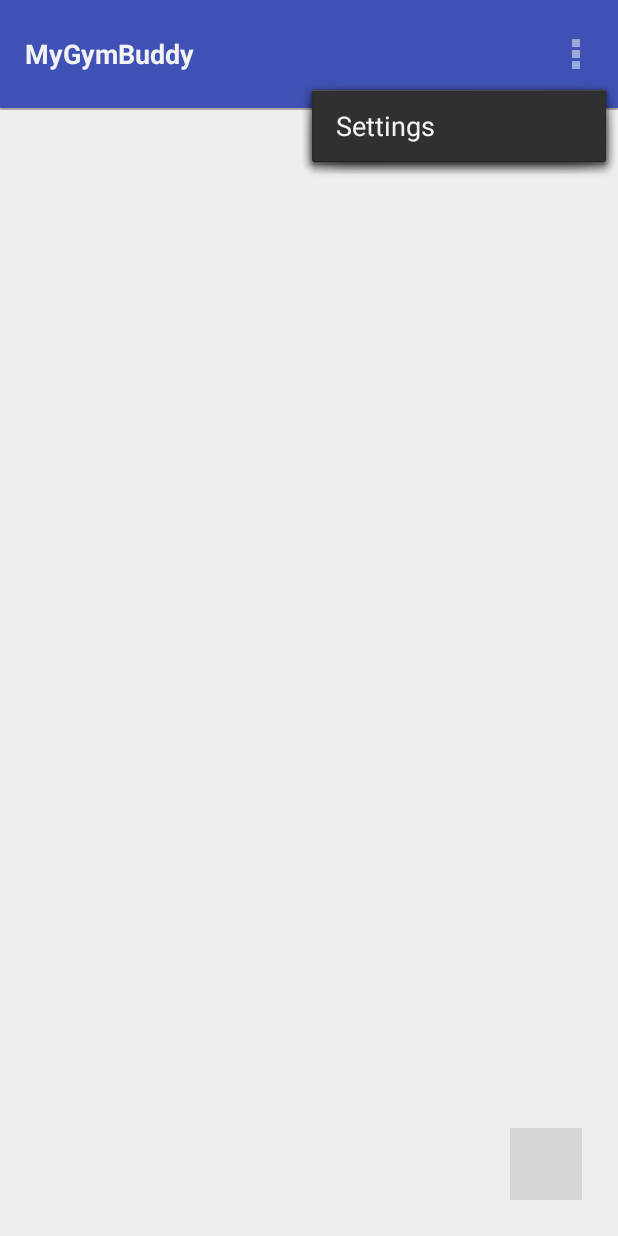
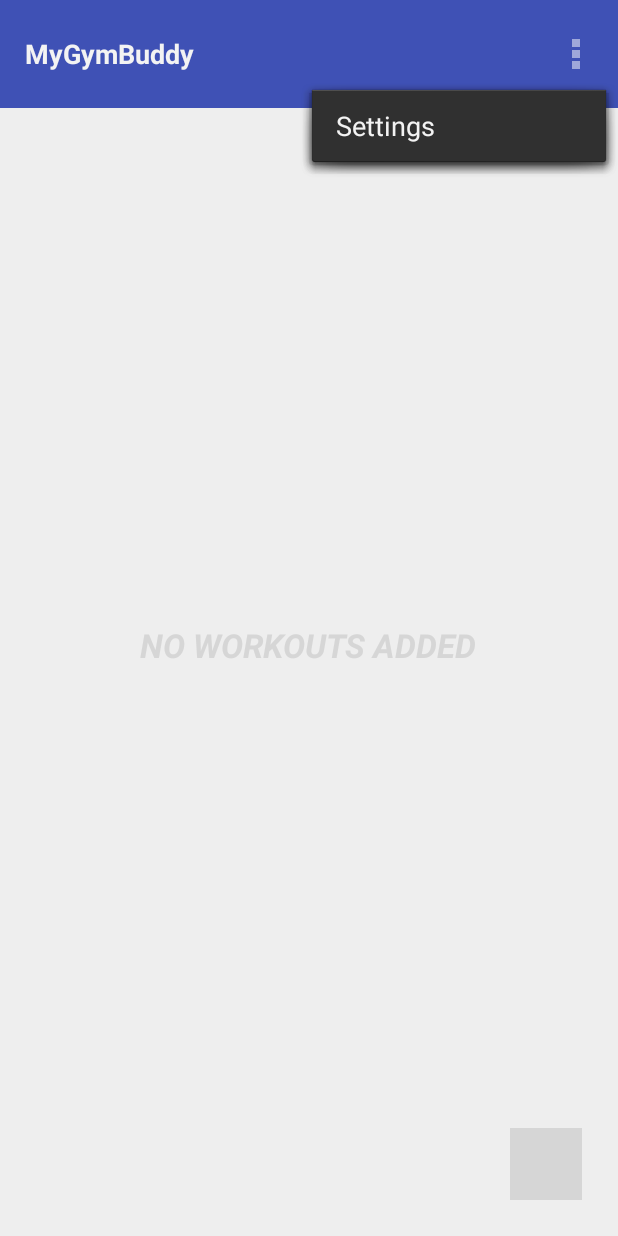
Before and after one commit to broskj/MyGymBuddy, an Android app: the screen it shows after launch (MainActivity), with the options menu open, on a phone screen of 412 x 824 dp. Run offline under Robolectric (Android 15) with nearby library versions, the phone set to English and light mode, and no system bars; grey boxes are pictures that could not be loaded.

Commit message:
edited colors and added black for easy use

```diff
--- a/app/src/main/res/drawable/circle_button.xml
+++ b/app/src/main/res/drawable/circle_button.xml
@@ -1,5 +1,5 @@
 <?xml version="1.0" encoding="utf-8"?>
 <shape xmlns:android="http://schemas.android.com/apk/res/android"
     android:shape="oval">
-    <solid android:color="@color/material_blue" />
+    <solid android:color="@color/material_orange" />
 </shape>
--- a/app/src/main/res/drawable/layer_list.xml
+++ b/app/src/main/res/drawable/layer_list.xml
@@ -3,16 +3,18 @@
     <item>
         <shape android:shape="rectangle">
             <solid android:color="@android:color/darker_gray" />
-            <corners android:radius="5dp" />
         </shape>
     </item>
     <item
-        android:right="1dp"
-        android:left="1dp"
-        android:bottom="2dp">
+        android:bottom="1dp"
+        android:right="1dp">
         <shape android:shape="rectangle">
-            <solid android:color="@android:color/white" />
-            <corners android:radius="5dp" />
+            <solid android:color="@color/material_orange" />
+        </shape>
+    </item>
+    <item android:left="4dp">
+        <shape android:shape="rectangle">
+            <solid android:color="@color/background_white" />
         </shape>
     </item>
 </layer-list>
--- a/app/src/main/res/layout/activity_main.xml
+++ b/app/src/main/res/layout/activity_main.xml
@@ -7,13 +7,20 @@
     <ListView
         android:id="@+id/lv_main"
         android:layout_width="fill_parent"
-        android:layout_height="wrap_content"
-        android:paddingLeft="1dp"
-        android:paddingRight="1dp"
-        android:paddingBottom="1dp"
-        android:background="@drawable/layer_list" />
+        android:layout_height="wrap_content" />
     <!--        android:divider="@color/material_blue"
             android:dividerHeight="1.0sp" /> -->
+
+    <TextView
+        android:layout_width="wrap_content"
+        android:paddingBottom="36dp"
+        android:layout_height="wrap_content"
+        android:id="@+id/lv_empty_workouts"
+        android:textSize="@dimen/abc_text_size_large_material"
+        android:textStyle="bold|italic"
+        android:text="@string/tv_empty_workouts"
+        android:alpha=".5"
+        android:layout_centerInParent="true" />
 
     <ImageButton
         android:onClick="onAddButtonClick"
--- a/app/src/main/res/menu/popup_menu.xml
+++ b/app/src/main/res/menu/popup_menu.xml
@@ -2,7 +2,7 @@
 
     <item
         android:id="@+id/action_edit"
-        android:title="Edit"
+        android:title="Rename"
         android:orderInCategory="100" />
     <item
         android:id="@+id/action_delete"
--- a/app/src/main/res/values/colors.xml
+++ b/app/src/main/res/values/colors.xml
@@ -9,4 +9,5 @@
     <color name="material_brown">#795548</color>
     <color name="background_white">#eeeeee</color>
     <color name="white">#ffffff</color>
+    <color name="black">#000000</color>
 </resources>
```
Also changed, not shown: app/src/main/java/com/broskj/mygymbuddy/MainActivity.java (+52 -12 lines), app/src/main/java/com/broskj/mygymbuddy/WorkoutAdapter.java (+70 -7 lines), app/src/main/res/layout/workout_item.xml (+5 -2 lines).
